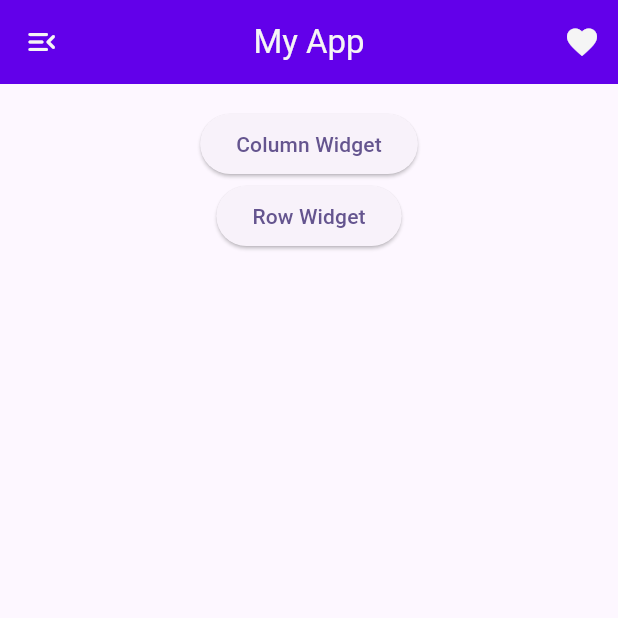
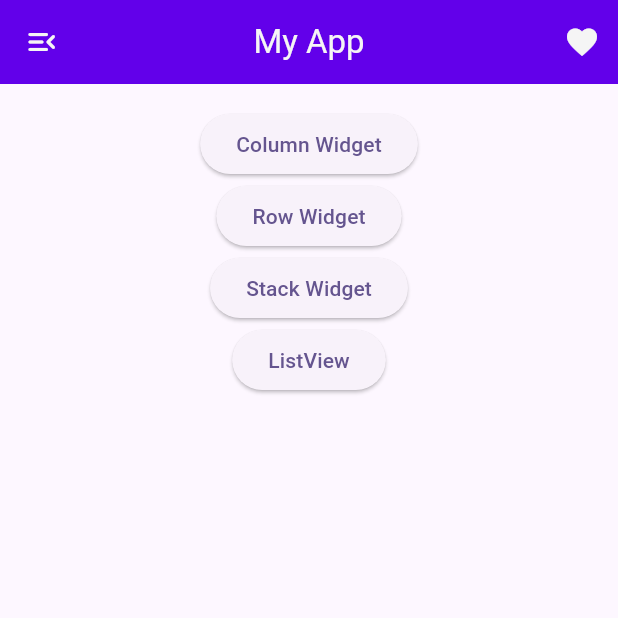
Before and after one commit to TushalKaklottar/practice_code, a Flutter app: the screen it shows after launch, on a phone screen of 412 x 824 dp, the top half of it. Run offline on Flutter 3.47's test engine with Material 3 defaults, Android fonts, the phone set to English and light mode, and no system bars.

Commit message:
24-3-25 || KT

```diff
--- a/lib/modules/home/home_view.dart
+++ b/lib/modules/home/home_view.dart
@@ -1,6 +1,5 @@
 import 'package:flutter/material.dart';
 import 'package:untitled/core/app_color.dart';
-
 import '../../widgets/custom_button.dart';
 
 class MyHomePage extends StatefulWidget {
@@ -40,28 +39,43 @@ class _MyHomePageState extends State<MyHomePage> {
           child: Center(
             child: Column(
               mainAxisAlignment: MainAxisAlignment.start,
-              children: [
-                CustomButton(
-                  title: "Column Widget",
+              children: buttonList.map((button) {
+                return CustomButton(
+                  title: button['title'],
                   onPressed: () {
-                    Navigator.pushNamed(context, '/columnWidget');
+                    Navigator.pushNamed(context, button['route'] ?? "");
                   },
-                ),
-                CustomButton(
-                  title: "Row Widget",
-                  onPressed: () {
-                    Navigator.pushNamed(
-                        context,
-                        ''
-                        ''
-                        ''
-                        ''
-                        '/row');
-                  },
-                ),
-              ],
+                );
+              }).toList(),
+              // children: [
+              //   CustomButton(
+              //     title: "Column Widget",
+              //     onPressed: () {
+              //       Navigator.pushNamed(context, '/columnWidget');
+              //     },
+              //   ),
+              //   CustomButton(
+              //     title: "Row Widget",
+              //     onPressed: () {
+              //       Navigator.pushNamed(context, '/row');
+              //     },
+              //   ),
+              //   CustomButton(
+              //     title: "Stack Widget",
+              //     onPressed: () {
+              //       Navigator.pushNamed(context, '/stack');
+              //     },
+              //   ),
+              // ],
             ),
           )),
     );
   }
 }
+
+final List<Map<String, String>> buttonList = [
+  {'title': 'Column Widget', 'route': '/columnWidget'},
+  {'title': 'Row Widget', 'route': '/row'},
+  {'title': 'Stack Widget', 'route': '/stack'},
+  {'title': 'ListView', 'route': '/listView'},
+];
```
